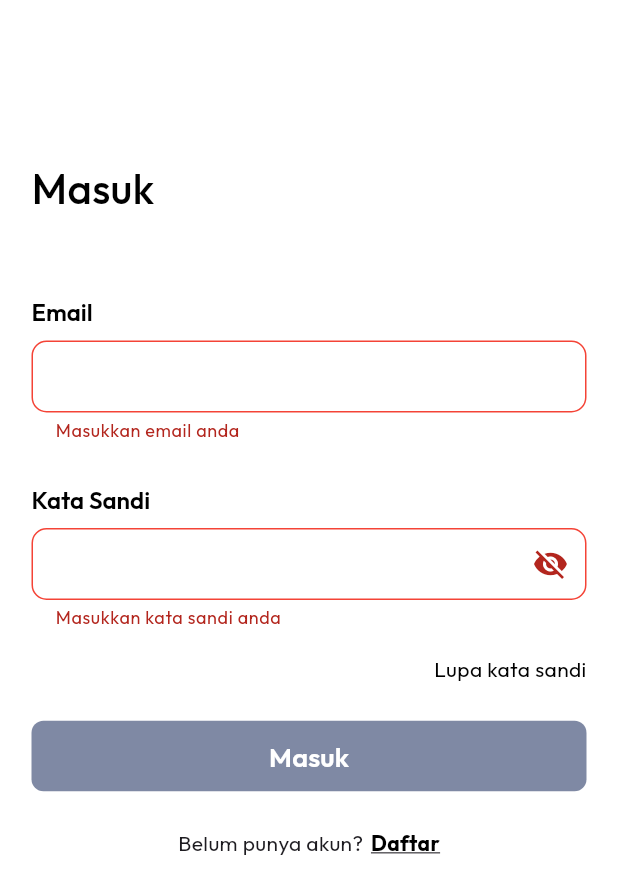
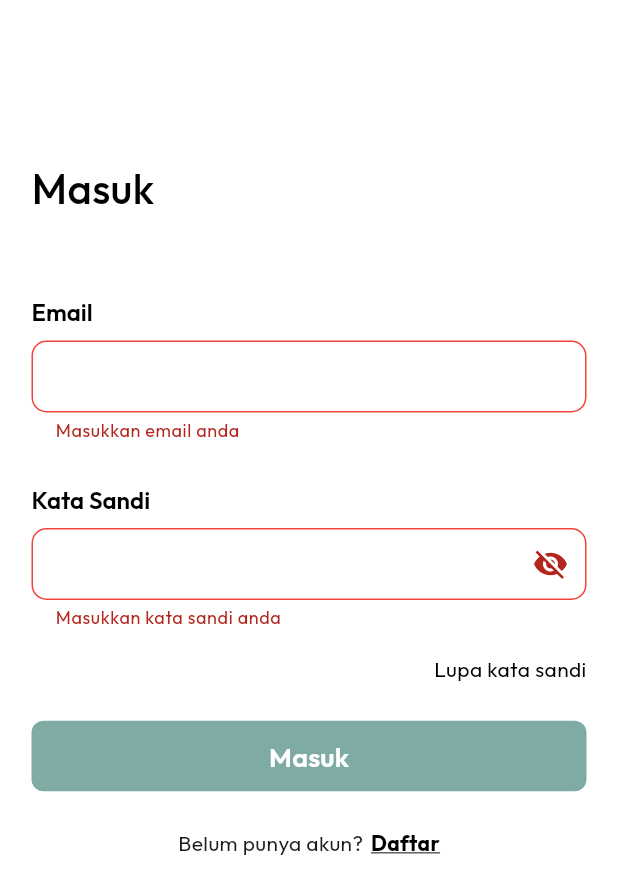
Before and after one commit to raihansyahrin/team_5_motionhack, a Flutter app: the screen it shows after launch, after a tap on "Masuk", on a phone screen of 412 x 824 dp. Shown: the top 894 px of the screen. Run offline on Flutter 3.47's test engine with Material 3 defaults, Android fonts, the phone set to English and light mode, and no system bars; our stand-ins replace flutter_svg, get, google_fonts, shared_preferences.

Commit message:
refactor: change background color button

```diff
--- a/lib/ui/login/login_page.dart
+++ b/lib/ui/login/login_page.dart
@@ -181,7 +181,7 @@ class _LoginPageState extends State<LoginPage> {
                                   MaterialPageRoute(
                                     builder: (context) => const BottomNavBar(),
                                   ),
-                                  ModalRoute.withName('/'),
+                                  (route) => false,
                                 );
                               }
                             },
@@ -191,8 +191,8 @@ class _LoginPageState extends State<LoginPage> {
                             fontWeight: FontWeight.w600,
                             minHeight: 47,
                             backgroundColor: isEmailEmpty || isPasswordEmpty
-                                ? const Color(0xFF001449).withOpacity(0.5)
-                                : const Color(0xFF001449),
+                                ? const Color(0xFF00584B).withOpacity(0.5)
+                                : const Color(0xFF00584B),
                             borderRadius: 8,
                           ),
                           const SizedBox(
```
